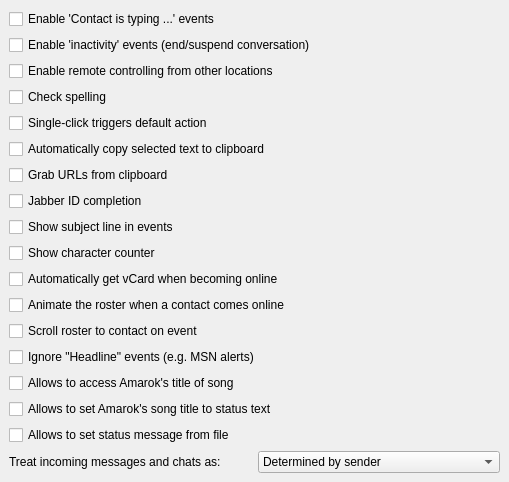
Before: the Qt Designer form main/synapse-im/src/options/opt_advanced.ui in BackupTheBerlios/synapse-xmpp-svn, drawn with Qt 5.
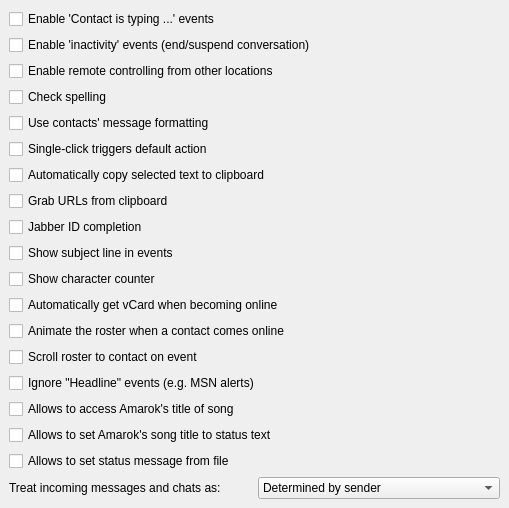
After: the same form once the commit is applied.

```diff
--- a/main/synapse-im/src/options/opt_advanced.ui
+++ b/main/synapse-im/src/options/opt_advanced.ui
@@ -47,6 +47,13 @@
      </property>
     </widget>
    </item>
+   <item>
+    <widget class="QCheckBox" name="ck_contactsMessageFormatting" >
+     <property name="text" >
+      <string>Use contacts' message formatting</string>
+     </property>
+    </widget>
+   </item>
    <item>
     <widget class="QCheckBox" name="ck_singleclick" >
      <property name="text" >
```
